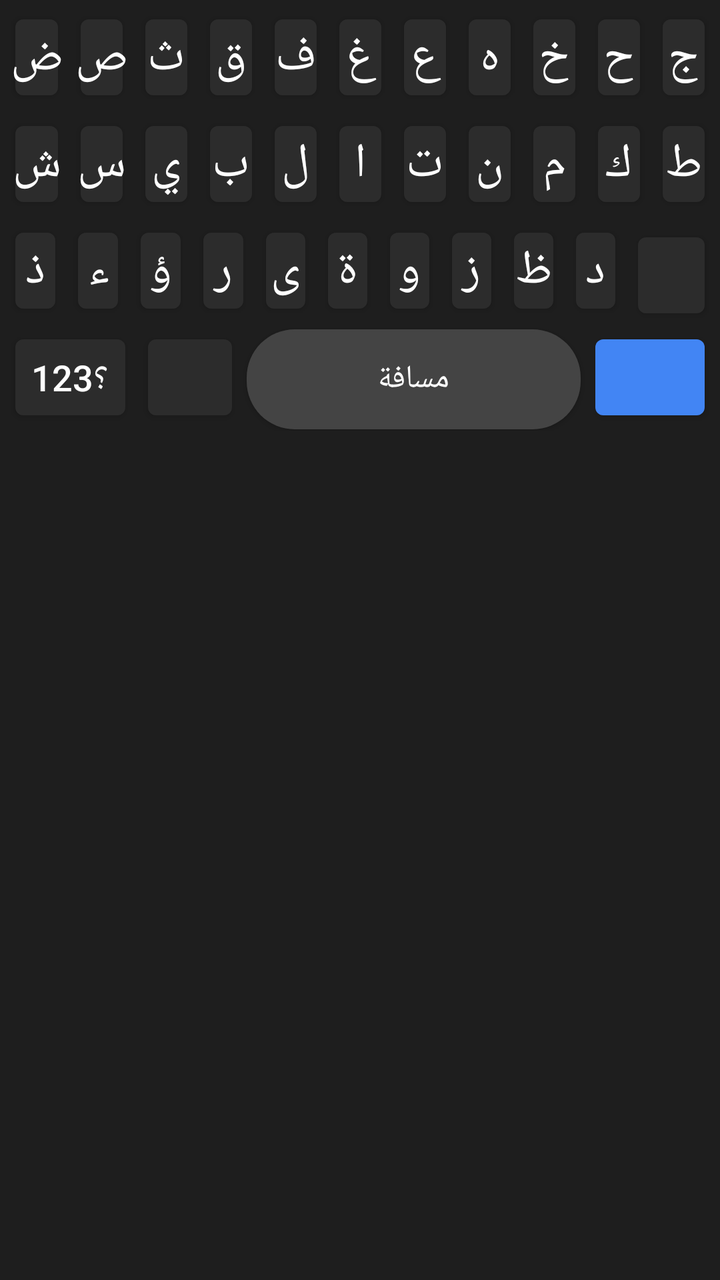
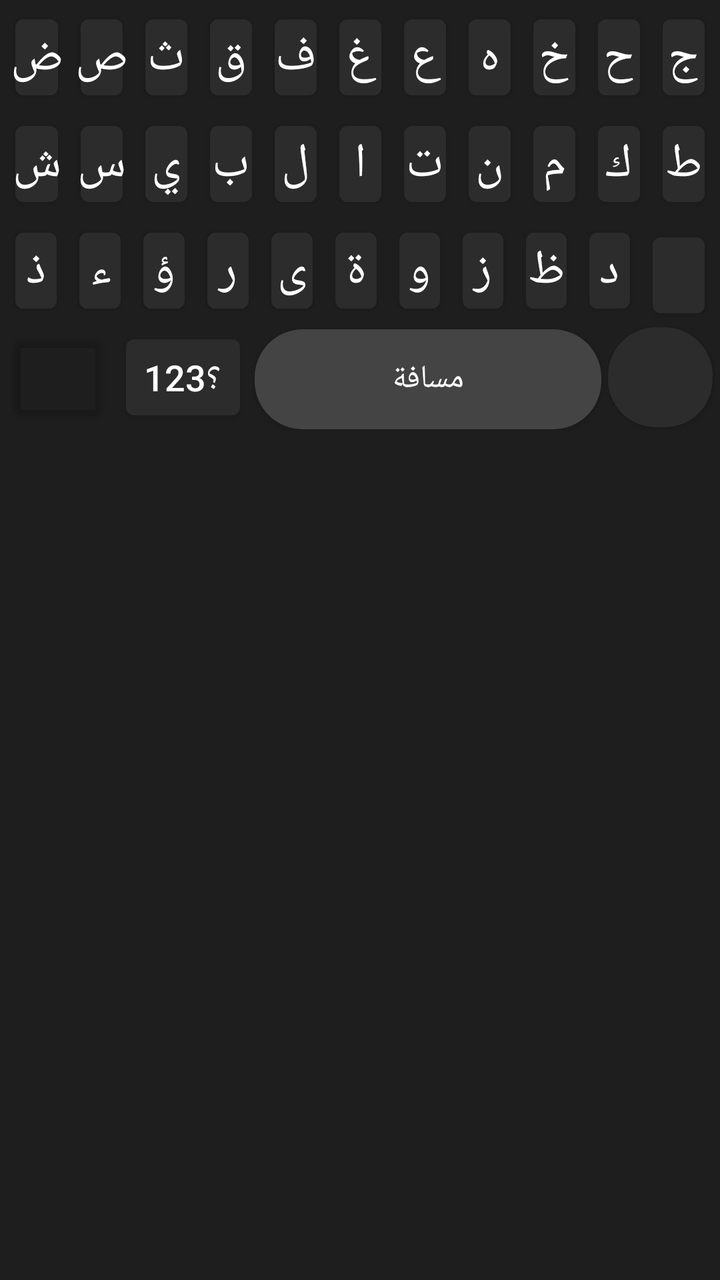

An Android layout rendered at two revisions. The XML below is the earlier revision; the diff shows what the commit changed to produce the second picture.
<!-- AndroidManifest.xml: application theme android:Theme.DeviceDefault.Light.NoActionBar -->
<!-- res/layout/keyboard_view.xml -->
<?xml version="1.0" encoding="utf-8"?>
<LinearLayout xmlns:android="http://schemas.android.com/apk/res/android"
    android:layout_width="match_parent"
    android:layout_height="wrap_content"
    android:orientation="vertical"
    android:background="#1E1E1E"
    android:padding="2dp">

    
    <LinearLayout
        android:id="@+id/layout_arabic"
        android:layout_width="match_parent"
        android:layout_height="wrap_content"
        android:orientation="vertical"
        android:layoutDirection="rtl"
        android:visibility="visible">

        
        <LinearLayout android:layout_width="match_parent" android:layout_height="wrap_content" android:orientation="horizontal">
            <Button android:id="@+id/ar_ج" android:text="ج" style="@style/KeyStyle"/>
            <Button android:id="@+id/ar_ح" android:text="ح" style="@style/KeyStyle"/>
            <Button android:id="@+id/ar_خ" android:text="خ" style="@style/KeyStyle"/>
            <Button android:id="@+id/ar_ه" android:text="ه" style="@style/KeyStyle"/>
            <Button android:id="@+id/ar_ع" android:text="ع" style="@style/KeyStyle"/>
            <Button android:id="@+id/ar_غ" android:text="غ" style="@style/KeyStyle"/>
            <Button android:id="@+id/ar_ف" android:text="ف" style="@style/KeyStyle"/>
            <Button android:id="@+id/ar_ق" android:text="ق" style="@style/KeyStyle"/>
            <Button android:id="@+id/ar_ث" android:text="ث" style="@style/KeyStyle"/>
            <Button android:id="@+id/ar_ص" android:text="ص" style="@style/KeyStyle"/>
            <Button android:id="@+id/ar_ض" android:text="ض" style="@style/KeyStyle"/>
        </LinearLayout>

        
        <LinearLayout android:layout_width="match_parent" android:layout_height="wrap_content" android:orientation="horizontal">
            <Button android:id="@+id/ar_ط" android:text="ط" style="@style/KeyStyle"/>
            <Button android:id="@+id/ar_ك" android:text="ك" style="@style/KeyStyle"/>
            <Button android:id="@+id/ar_م" android:text="م" style="@style/KeyStyle"/>
            <Button android:id="@+id/ar_ن" android:text="ن" style="@style/KeyStyle"/>
            <Button android:id="@+id/ar_ت" android:text="ت" style="@style/KeyStyle"/>
            <Button android:id="@+id/ar_ا" android:text="ا" style="@style/KeyStyle"/>
            <Button android:id="@+id/ar_ل" android:text="ل" style="@style/KeyStyle"/>
            <Button android:id="@+id/ar_ب" android:text="ب" style="@style/KeyStyle"/>
            <Button android:id="@+id/ar_ي" android:text="ي" style="@style/KeyStyle"/>
            <Button android:id="@+id/ar_س" android:text="س" style="@style/KeyStyle"/>
            <Button android:id="@+id/ar_ش" android:text="ش" style="@style/KeyStyle"/>
        </LinearLayout>

        
        <LinearLayout android:layout_width="match_parent" android:layout_height="wrap_content" android:orientation="horizontal">
            <Button android:id="@+id/btn_del_ar" style="@style/KeyStyleAction" android:layout_weight="1.5" android:backgroundTint="#2C2C2C" android:foreground="@drawable/ic_backspace"/>
            <Button android:id="@+id/ar_د" android:text="د" style="@style/KeyStyle"/>
            <Button android:id="@+id/ar_ظ" android:text="ظ" style="@style/KeyStyle"/>
            <Button android:id="@+id/ar_ز" android:text="ز" style="@style/KeyStyle"/>
            <Button android:id="@+id/ar_و" android:text="و" style="@style/KeyStyle"/>
            <Button android:id="@+id/ar_ة" android:text="ة" style="@style/KeyStyle"/>
            <Button android:id="@+id/ar_ى" android:text="ى" style="@style/KeyStyle"/>
            <Button android:id="@+id/ar_ر" android:text="ر" style="@style/KeyStyle"/>
            <Button android:id="@+id/ar_ؤ" android:text="ؤ" style="@style/KeyStyle"/>
            <Button android:id="@+id/ar_ء" android:text="ء" style="@style/KeyStyle"/>
            <Button android:id="@+id/ar_ذ" android:text="ذ" style="@style/KeyStyle"/>
        </LinearLayout>

        
        <LinearLayout android:layout_width="match_parent" android:layout_height="wrap_content" android:orientation="horizontal">
            <Button android:id="@+id/btn_enter_ar" style="@style/KeyStyleAction" android:layout_weight="1.5" android:backgroundTint="#4285F4" android:foreground="@drawable/ic_enter"/>
            <Button android:id="@+id/btn_space_ar" android:text="مسافة" style="@style/KeyStyleSpace" android:layout_weight="4"/>
            <Button android:id="@+id/btn_lang_to_en" style="@style/KeyStyleAction" android:layout_weight="1.2" android:backgroundTint="#2C2C2C" android:foreground="@drawable/ic_globe"/>
            <Button android:id="@+id/btn_123_ar" android:text="؟123" style="@style/KeyStyleAction" android:layout_weight="1.5"/>
        </LinearLayout>
    </LinearLayout>

    
    <LinearLayout
        android:id="@+id/layout_english"
        android:layout_width="match_parent"
        android:layout_height="wrap_content"
        android:orientation="vertical"
        android:layoutDirection="ltr"
        android:visibility="gone">

        
        <LinearLayout android:layout_width="match_parent" android:layout_height="wrap_content" android:orientation="horizontal">
            <Button android:id="@+id/en_q" android:text="q" style="@style/KeyStyle"/>
            <Button android:id="@+id/en_w" android:text="w" style="@style/KeyStyle"/>
            <Button android:id="@+id/en_e" android:text="e" style="@style/KeyStyle"/>
            <Button android:id="@+id/en_r" android:text="r" style="@style/KeyStyle"/>
            <Button android:id="@+id/en_t" android:text="t" style="@style/KeyStyle"/>
            <Button android:id="@+id/en_y" android:text="y" style="@style/KeyStyle"/>
            <Button android:id="@+id/en_u" android:text="u" style="@style/KeyStyle"/>
            <Button android:id="@+id/en_i" android:text="i" style="@style/KeyStyle"/>
            <Button android:id="@+id/en_o" android:text="o" style="@style/KeyStyle"/>
            <Button android:id="@+id/en_p" android:text="p" style="@style/KeyStyle"/>
        </LinearLayout>

        
        <LinearLayout android:layout_width="match_parent" android:layout_height="wrap_content" android:orientation="horizontal">
            <Button android:id="@+id/en_a" android:text="a" style="@style/KeyStyle"/>
            <Button android:id="@+id/en_s" android:text="s" style="@style/KeyStyle"/>
            <Button android:id="@+id/en_d" android:text="d" style="@style/KeyStyle"/>
            <Button android:id="@+id/en_f" android:text="f" style="@style/KeyStyle"/>
            <Button android:id="@+id/en_g" android:text="g" style="@style/KeyStyle"/>
            <Button android:id="@+id/en_h" android:text="h" style="@style/KeyStyle"/>
            <Button android:id="@+id/en_j" android:text="j" style="@style/KeyStyle"/>
            <Button android:id="@+id/en_k" android:text="k" style="@style/KeyStyle"/>
            <Button android:id="@+id/en_l" android:text="l" style="@style/KeyStyle"/>
        </LinearLayout>

        
        <LinearLayout android:layout_width="match_parent" android:layout_height="wrap_content" android:orientation="horizontal">
            <Button android:id="@+id/en_shift" style="@style/KeyStyleAction" android:layout_weight="1.5" android:backgroundTint="#2C2C2C" android:foreground="@drawable/ic_shift"/>
            <Button android:id="@+id/en_z" android:text="z" style="@style/KeyStyle"/>
            <Button android:id="@+id/en_x" android:text="x" style="@style/KeyStyle"/>
            <Button android:id="@+id/en_c" android:text="c" style="@style/KeyStyle"/>
            <Button android:id="@+id/en_v" android:text="v" style="@style/KeyStyle"/>
            <Button android:id="@+id/en_b" android:text="b" style="@style/KeyStyle"/>
            <Button android:id="@+id/en_n" android:text="n" style="@style/KeyStyle"/>
            <Button android:id="@+id/en_m" android:text="m" style="@style/KeyStyle"/>
            <Button android:id="@+id/btn_del_en" style="@style/KeyStyleAction" android:layout_weight="1.5" android:backgroundTint="#2C2C2C" android:foreground="@drawable/ic_backspace"/>
        </LinearLayout>

        
        <LinearLayout android:layout_width="match_parent" android:layout_height="wrap_content" android:orientation="horizontal">
            <Button android:id="@+id/btn_lang_to_ar" style="@style/KeyStyleAction" android:layout_weight="1.2" android:backgroundTint="#2C2C2C" android:foreground="@drawable/ic_globe"/>
            <Button android:id="@+id/btn_123_en" android:text="!#1" style="@style/KeyStyleAction" android:layout_weight="1.5"/>
            <Button android:id="@+id/btn_space_en" android:text="Space" style="@style/KeyStyleSpace" android:layout_weight="4"/>
            <Button android:id="@+id/btn_enter_en" style="@style/KeyStyleAction" android:layout_weight="1.5" android:backgroundTint="#4285F4" android:foreground="@drawable/ic_enter"/>
        </LinearLayout>
    </LinearLayout>
</LinearLayout>
<!-- resources referenced by this layout -->
<resources>
  <!-- drawable ic_backspace (drawable) -->
  <vector xmlns:android="http://schemas.android.com/apk/res/android"
      android:width="24dp" android:height="24dp" android:viewportWidth="24" android:viewportHeight="24">
      <path android:fillColor="#00000000" android:strokeColor="#FFFFFF" android:strokeWidth="1.5"
          android:pathData="M22,3 H7 C6.31,3 5.77,3.35 5.41,3.88 L0,12 l5.41,8.11 C5.77,20.64 6.31,21 7,21 h15 c1.1,0 2,-0.9 2,-2 V5 C24,3.9 23.1,3 22,3 z" />
      <path android:fillColor="#00000000" android:strokeColor="#FFFFFF" android:strokeWidth="1.5"
          android:pathData="M19,15.59 L17.59,17 L14,13.41 L10.41,17 L9,15.59 L12.59,12 L9,8.41 L10.41,7 L14,10.59 L17.59,7 L19,8.41 L15.41,12 Z" />
  </vector>
  <!-- drawable ic_enter (drawable) -->
  <vector xmlns:android="http://schemas.android.com/apk/res/android"
      android:width="24dp" android:height="24dp" android:viewportWidth="24" android:viewportHeight="24">
      <path android:fillColor="#FFFFFF" android:pathData="M19,7v4H5.83l3.58,-3.59L8,6l-6,6 6,6 1.41,-1.41L5.83,13H21V7z"/>
  </vector>
  <!-- drawable ic_shift (drawable) -->
  <vector xmlns:android="http://schemas.android.com/apk/res/android"
      android:width="24dp" android:height="24dp" android:viewportWidth="24" android:viewportHeight="24">
      <path android:fillColor="#00000000" android:strokeColor="#FFFFFF" android:strokeWidth="1.5"
          android:pathData="M12,4 L4,12 h4 v6 h8 v-6 h4 Z" />
  </vector>
  <style name="KeyStyle">
          <item name="android:layout_width">0dp</item>
          <item name="android:layout_height">50dp</item>
          <item name="android:layout_weight">1</item>
          <item name="android:layout_margin">1.5dp</item>
          <item name="android:textSize">24sp</item>
          <item name="android:textColor">#FFFFFF</item>
          <item name="android:backgroundTint">#2C2C2C</item>
          <item name="android:insetTop">0dp</item>
          <item name="android:insetBottom">0dp</item>
          <item name="android:padding">0dp</item>
      </style>
  <style name="KeyStyleAction">
          <item name="android:layout_width">0dp</item>
          <item name="android:layout_height">50dp</item>
          <item name="android:layout_weight">1.2</item> 
          <item name="android:layout_margin">1.5dp</item>
          <item name="android:textSize">18sp</item>
          <item name="android:textColor">#FFFFFF</item>
          <item name="android:backgroundTint">#2C2C2C</item>
          <item name="android:insetTop">0dp</item>
          <item name="android:insetBottom">0dp</item>
          <item name="android:padding">0dp</item>
      </style>
  <style name="KeyStyleSpace">
          <item name="android:layout_width">0dp</item>
          <item name="android:layout_height">50dp</item>
          <item name="android:layout_margin">1.5dp</item>
          <item name="android:textSize">16sp</item>
          <item name="android:textColor">#FFFFFF</item>
          <item name="android:background">@drawable/bg_space</item>
          <item name="android:insetTop">0dp</item>
          <item name="android:insetBottom">0dp</item>
      </style>
  <!-- drawable bg_space (drawable) -->
  <shape xmlns:android="http://schemas.android.com/apk/res/android">
      <solid android:color="#444444"/>
      <corners android:radius="24dp"/>
  </shape>
  <!-- unchanged entries left out for length: 1 -->
</resources>

<!-- the commit's change to res/layout/keyboard_view.xml (unified diff, before → after) -->
@@ -30,7 +30,6 @@
             <Button android:id="@+id/ar_ض" android:text="ض" style="@style/KeyStyle"/>
         </LinearLayout>
 
-        
         <LinearLayout android:layout_width="match_parent" android:layout_height="wrap_content" android:orientation="horizontal">
             <Button android:id="@+id/ar_ط" android:text="ط" style="@style/KeyStyle"/>
             <Button android:id="@+id/ar_ك" android:text="ك" style="@style/KeyStyle"/>
@@ -45,9 +44,8 @@
             <Button android:id="@+id/ar_ش" android:text="ش" style="@style/KeyStyle"/>
         </LinearLayout>
 
-        
         <LinearLayout android:layout_width="match_parent" android:layout_height="wrap_content" android:orientation="horizontal">
-            <Button android:id="@+id/btn_del_ar" style="@style/KeyStyleAction" android:layout_weight="1.5" android:backgroundTint="#2C2C2C" android:foreground="@drawable/ic_backspace"/>
+            <Button android:id="@+id/btn_del_ar" style="@style/KeyStyleAction" android:layout_weight="1.2" android:backgroundTint="#2C2C2C" android:foreground="@drawable/ic_backspace"/>
             <Button android:id="@+id/ar_د" android:text="د" style="@style/KeyStyle"/>
             <Button android:id="@+id/ar_ظ" android:text="ظ" style="@style/KeyStyle"/>
             <Button android:id="@+id/ar_ز" android:text="ز" style="@style/KeyStyle"/>
@@ -61,11 +59,11 @@
         </LinearLayout>
 
         
-        <LinearLayout android:layout_width="match_parent" android:layout_height="wrap_content" android:orientation="horizontal">
-            <Button android:id="@+id/btn_enter_ar" style="@style/KeyStyleAction" android:layout_weight="1.5" android:backgroundTint="#4285F4" android:foreground="@drawable/ic_enter"/>
+        <LinearLayout android:layout_width="match_parent" android:layout_height="wrap_content" android:orientation="horizontal" android:layoutDirection="ltr">
+            <Button android:id="@+id/btn_lang_to_en" style="@style/KeyStyleAction" android:layout_weight="1.2" android:backgroundTint="@android:color/transparent" android:foreground="@drawable/ic_globe"/>
+            <Button android:id="@+id/btn_123_ar" android:text="؟123" style="@style/KeyStyleAction" android:layout_weight="1.5"/>
             <Button android:id="@+id/btn_space_ar" android:text="مسافة" style="@style/KeyStyleSpace" android:layout_weight="4"/>
-            <Button android:id="@+id/btn_lang_to_en" style="@style/KeyStyleAction" android:layout_weight="1.2" android:backgroundTint="#2C2C2C" android:foreground="@drawable/ic_globe"/>
-            <Button android:id="@+id/btn_123_ar" android:text="؟123" style="@style/KeyStyleAction" android:layout_weight="1.5"/>
+            <Button android:id="@+id/btn_enter_ar" style="@style/KeyStyleAction" android:layout_weight="1.2" android:background="@drawable/bg_enter" android:foreground="@drawable/ic_enter"/>
         </LinearLayout>
     </LinearLayout>
 
@@ -78,7 +76,6 @@
         android:layoutDirection="ltr"
         android:visibility="gone">
 
-        
         <LinearLayout android:layout_width="match_parent" android:layout_height="wrap_content" android:orientation="horizontal">
             <Button android:id="@+id/en_q" android:text="q" style="@style/KeyStyle"/>
             <Button android:id="@+id/en_w" android:text="w" style="@style/KeyStyle"/>
@@ -92,7 +89,6 @@
             <Button android:id="@+id/en_p" android:text="p" style="@style/KeyStyle"/>
         </LinearLayout>
 
-        
         <LinearLayout android:layout_width="match_parent" android:layout_height="wrap_content" android:orientation="horizontal">
             <Button android:id="@+id/en_a" android:text="a" style="@style/KeyStyle"/>
             <Button android:id="@+id/en_s" android:text="s" style="@style/KeyStyle"/>
@@ -105,7 +101,6 @@
             <Button android:id="@+id/en_l" android:text="l" style="@style/KeyStyle"/>
         </LinearLayout>
 
-        
         <LinearLayout android:layout_width="match_parent" android:layout_height="wrap_content" android:orientation="horizontal">
             <Button android:id="@+id/en_shift" style="@style/KeyStyleAction" android:layout_weight="1.5" android:backgroundTint="#2C2C2C" android:foreground="@drawable/ic_shift"/>
             <Button android:id="@+id/en_z" android:text="z" style="@style/KeyStyle"/>
@@ -119,11 +114,11 @@
         </LinearLayout>
 
         
-        <LinearLayout android:layout_width="match_parent" android:layout_height="wrap_content" android:orientation="horizontal">
-            <Button android:id="@+id/btn_lang_to_ar" style="@style/KeyStyleAction" android:layout_weight="1.2" android:backgroundTint="#2C2C2C" android:foreground="@drawable/ic_globe"/>
+        <LinearLayout android:layout_width="match_parent" android:layout_height="wrap_content" android:orientation="horizontal" android:layoutDirection="ltr">
+            <Button android:id="@+id/btn_lang_to_ar" style="@style/KeyStyleAction" android:layout_weight="1.2" android:backgroundTint="@android:color/transparent" android:foreground="@drawable/ic_globe"/>
             <Button android:id="@+id/btn_123_en" android:text="!#1" style="@style/KeyStyleAction" android:layout_weight="1.5"/>
             <Button android:id="@+id/btn_space_en" android:text="Space" style="@style/KeyStyleSpace" android:layout_weight="4"/>
-            <Button android:id="@+id/btn_enter_en" style="@style/KeyStyleAction" android:layout_weight="1.5" android:backgroundTint="#4285F4" android:foreground="@drawable/ic_enter"/>
+            <Button android:id="@+id/btn_enter_en" style="@style/KeyStyleAction" android:layout_weight="1.2" android:background="@drawable/bg_enter" android:foreground="@drawable/ic_enter"/>
         </LinearLayout>
     </LinearLayout>
 </LinearLayout>
<!-- resource entries referenced after the edit -->
@@ -1,5 +1,10 @@
 <!-- resources referenced by this layout -->
 <resources>
+  <!-- drawable bg_enter (drawable) -->
+  <shape xmlns:android="http://schemas.android.com/apk/res/android">
+      <solid android:color="#4285F4"/>
+      <corners android:radius="24dp"/>
+  </shape>
   <!-- drawable ic_backspace (drawable) -->
   <vector xmlns:android="http://schemas.android.com/apk/res/android"
       android:width="24dp" android:height="24dp" android:viewportWidth="24" android:viewportHeight="24">
